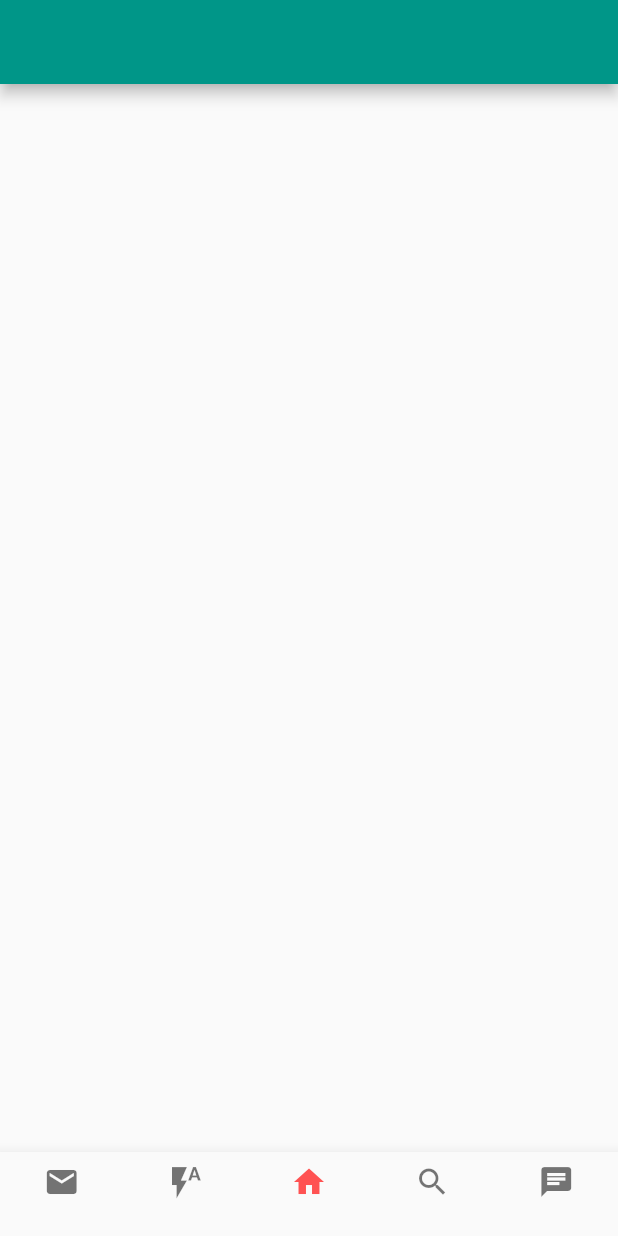
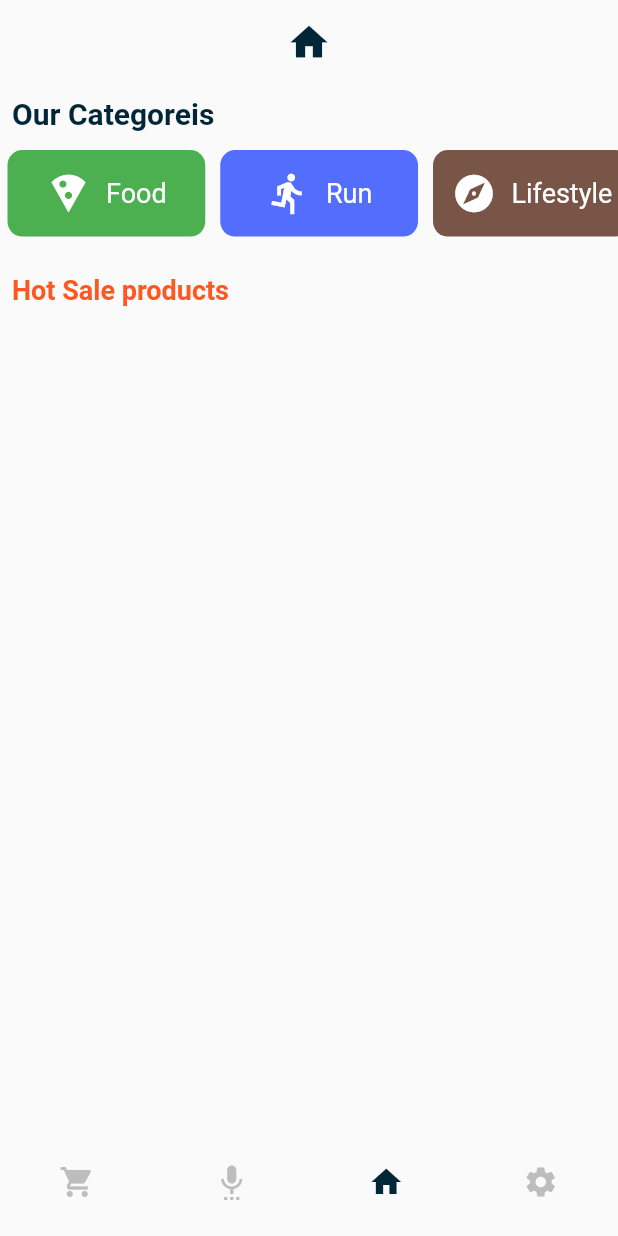
Before and after one commit to MrBeboApp/Free_Flutter_woo_HomePage, a Flutter app: the screen it shows after launch, on a phone screen of 412 x 824 dp. Run offline on Flutter 3.47's test engine with Material 2 defaults, Android fonts, the phone set to English and light mode, and no system bars.

Commit message:
end First ListView in The seconde Home Page

```diff
--- a/lib/Pages/Second/NavigationUntitled.dart
+++ b/lib/Pages/Second/NavigationUntitled.dart
@@ -13,17 +13,19 @@ class _NavigationUntitledState extends State<NavigationUntitled> {
 
     return BottomNavigationBar(
     type:BottomNavigationBarType.fixed,
+    unselectedItemColor: Colors.grey[400],
     currentIndex: _currentIndex,
-    selectedItemColor: Colors.redAccent,
+    selectedItemColor: Color(0xff002638),
+    elevation: 0,
 
       items: [
     BottomNavigationBarItem(
-      icon:Icon(Icons.mail,),
+      icon:Icon(Icons.shopping_cart,),
       title: Text(''),
       backgroundColor: Colors.white,
     ),
         BottomNavigationBarItem(
-      icon:Icon(Icons.flash_auto,),
+      icon:Icon(Icons.settings_voice,),
       title: Text(''),
       backgroundColor: Colors.white,
     ),
@@ -33,12 +35,7 @@ class _NavigationUntitledState extends State<NavigationUntitled> {
       backgroundColor: Colors.white,
     ),
         BottomNavigationBarItem(
-      icon:Icon(Icons.search,),
-      title: Text(''),
-      backgroundColor: Colors.white,
-    ),
-        BottomNavigationBarItem(
-      icon:Icon(Icons.chat),
+      icon:Icon(Icons.settings,),
       title: Text(''),
       backgroundColor: Colors.white,
     ),
--- a/lib/Pages/Second/SecondHome.dart
+++ b/lib/Pages/Second/SecondHome.dart
@@ -6,15 +6,113 @@ class SecondHome extends StatefulWidget {
   _SecondHomeState createState() => _SecondHomeState();
 }
 
+
+Color _MainColor = Color(0xff002638);
+
+List<String> myTitles =[
+  'Food',
+  'Run',
+  'Lifestyle',
+  'Education'
+];
+List<IconData> myicons =[
+  Icons.local_pizza,
+  Icons.directions_run,
+  Icons.explore,
+  Icons.local_library
+
+];
+List<Color> myColors =[
+  Colors.green,
+  Colors.indigoAccent,
+  Colors.brown,
+  Colors.deepOrange
+];
+
+
+
 class _SecondHomeState extends State<SecondHome> {
   @override
   Widget build(BuildContext context) {
     return Scaffold(
       appBar: AppBar(
+        backgroundColor: Colors.transparent,
+        centerTitle: true,
+        elevation: 0,
+        title: Icon(Icons.home,color:_MainColor,size: 30,),
 
+      ),
+      body:ListView(
+        children: <Widget>[
+          Padding(
+            padding: const EdgeInsets.all(8.0),
+            child: Text('Our Categoreis ',style: TextStyle(color:_MainColor,fontSize: 20,fontWeight: FontWeight.bold),),
+          ),
+        Container(
+          height: 80,
+          child: ListView (
+            scrollDirection: Axis.horizontal,
+            shrinkWrap: true,
+            children: <Widget>[
+            _SectionCard(myTitles[0], myicons[0], myColors[0]),
+             _SectionCard(myTitles[1], myicons[1], myColors[1]),
+            _SectionCard(myTitles[2], myicons[2], myColors[2]),
+             _SectionCard(myTitles[3], myicons[3], myColors[3]),
+
+
+            ],
+          ),
+
+        ),
+        Padding(
+            padding: const EdgeInsets.all(8.0),
+            child: Text('Hot Sale products ',style: TextStyle(color:  Colors.deepOrange,fontSize: 18,fontWeight: FontWeight.bold),),
+          ),
+
+        ],
       ),
       bottomNavigationBar: NavigationUntitled(),
 
     );
   }
+
+  Widget _SectionCard (String title  , IconData myIcon ,Color myColor){
+
+    return Padding(
+      padding: const EdgeInsets.all(5.0),
+      child: Column(
+        children: <Widget>[
+          Container(
+
+                           height: MediaQuery.of(context).size.height * 0.07,
+                           width: MediaQuery.of(context).size.width * 0.32,
+                           decoration: BoxDecoration(
+                            color: myColor,
+                             borderRadius: BorderRadius.circular(10),
+
+
+                           ),
+                           child: Row(
+                             crossAxisAlignment: CrossAxisAlignment.center,
+                             mainAxisAlignment: MainAxisAlignment.center,
+                             children: <Widget>[
+                               Icon(myIcon,color: Colors.white,size: 30,),
+                                  SizedBox(
+                                 width: 10,
+                               ),
+
+                               Text(title,style: TextStyle(color:Colors.white,fontSize: 18),),
+                                SizedBox(
+                                 height: 4,
+                               ),
+                             ],
+                           ),
+                         ),
+
+
+        ],
+      ),
+    );
+  }
+
 }
```
